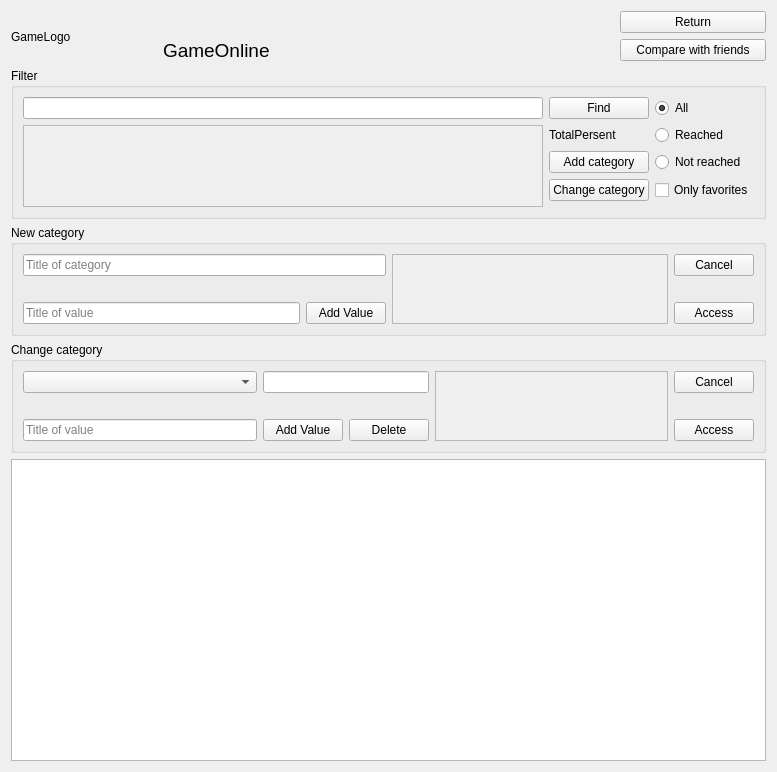
First picture: the form in AraSteamManager/formachievements.ui, repository Arankir/AraSteamManager, before the edit.
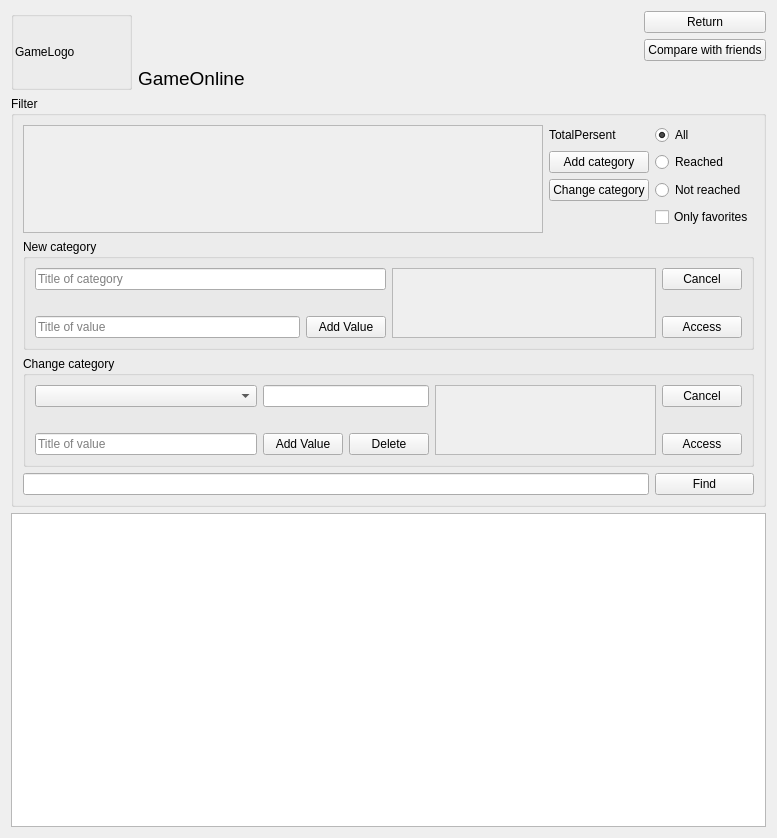
Second picture: the form after the edit.

```diff
--- a/AraSteamManager/formachievements.ui
+++ b/AraSteamManager/formachievements.ui
@@ -7,104 +7,88 @@
     <x>0</x>
     <y>0</y>
     <width>777</width>
-    <height>772</height>
+    <height>838</height>
    </rect>
   </property>
   <property name="windowTitle">
-   <string>Form</string>
+   <string>SteamAchievementsStatistic</string>
   </property>
   <layout class="QGridLayout" name="gridLayout_4">
-   <item row="4" column="0" colspan="5">
-    <widget class="QGroupBox" name="FormAchievementsGroupBoxChangeCategory">
+   <item row="0" column="5">
+    <widget class="QPushButton" name="FormAchievementsButtonReturn">
+     <property name="text">
+      <string>Return</string>
+     </property>
+    </widget>
+   </item>
+   <item row="6" column="0" colspan="6">
+    <widget class="QTableWidget" name="FormAchievementsTableWidgetAchievements"/>
+   </item>
+   <item row="0" column="0" rowspan="3">
+    <widget class="QGroupBox" name="groupBox">
      <property name="title">
-      <string>Change category</string>
+      <string/>
      </property>
-     <layout class="QGridLayout" name="gridLayout_3">
-      <item row="0" column="3" rowspan="3">
-       <widget class="QScrollArea" name="FormAchievementsScrollAreaValuesChangeCategory">
-        <property name="widgetResizable">
-         <bool>true</bool>
-        </property>
-        <widget class="QWidget" name="scrollAreaWidgetContents_3">
-         <property name="geometry">
-          <rect>
-           <x>0</x>
-           <y>0</y>
-           <width>233</width>
-           <height>68</height>
-          </rect>
-         </property>
-        </widget>
-       </widget>
-      </item>
-      <item row="2" column="4">
-       <widget class="QPushButton" name="FormAchievementsButtonAccessChangeCategory">
-        <property name="text">
-         <string>Access</string>
-        </property>
-       </widget>
-      </item>
+     <layout class="QGridLayout" name="gridLayout_5">
+      <property name="sizeConstraint">
+       <enum>QLayout::SetMinimumSize</enum>
+      </property>
+      <property name="leftMargin">
+       <number>1</number>
+      </property>
+      <property name="topMargin">
+       <number>1</number>
+      </property>
+      <property name="rightMargin">
+       <number>1</number>
+      </property>
+      <property name="bottomMargin">
+       <number>1</number>
+      </property>
+      <property name="spacing">
+       <number>1</number>
+      </property>
       <item row="0" column="0">
-       <widget class="QComboBox" name="FormAchievementsComboBoxCategoriesChangeCategory"/>
-      </item>
-      <item row="2" column="1">
-       <widget class="QPushButton" name="FormAchievementsButtonAddValueChangeCategory">
+       <widget class="QLabel" name="FormAchievementsLabelGameLogo">
         <property name="text">
-         <string>Add Value</string>
+         <string>GameLogo</string>
         </property>
        </widget>
       </item>
-      <item row="0" column="4">
-       <widget class="QPushButton" name="FormAchievementsButtonCancelChangeCategory">
-        <property name="text">
-         <string>Cancel</string>
-        </property>
-       </widget>
-      </item>
-      <item row="2" column="0">
-       <widget class="QLineEdit" name="FormAchievementsLineEditTitleValueChangeCategory">
-        <property name="placeholderText">
-         <string>Title of value</string>
-        </property>
-       </widget>
-      </item>
-      <item row="2" column="2">
-       <widget class="QPushButton" name="FormAchievementsButtonDeleteCategory">
-        <property name="text">
-         <string>Delete</string>
-        </property>
-       </widget>
-      </item>
-      <item row="0" column="1" colspan="2">
-       <widget class="QLineEdit" name="FormAchievementsLineEditTitleCategoryChangeCategory"/>
-      </item>
      </layout>
     </widget>
    </item>
-   <item row="2" column="0" colspan="5">
+   <item row="3" column="0" colspan="6">
     <widget class="QGroupBox" name="FormAchievementsGroupBoxFilter">
      <property name="title">
       <string>Filter</string>
      </property>
      <layout class="QGridLayout" name="gridLayout">
-      <item row="0" column="0">
-       <widget class="QLineEdit" name="FormAchievementsLineEditNameAchievements"/>
-      </item>
-      <item row="2" column="2">
-       <widget class="QRadioButton" name="FormAchievementsRadioButtonNotReached">
+      <item row="1" column="1">
+       <widget class="QLabel" name="FormAchievementsLabelTotalPersent">
         <property name="text">
-         <string>Not reached</string>
+         <string>TotalPersent</string>
         </property>
        </widget>
       </item>
-      <item row="2" column="1">
-       <widget class="QPushButton" name="FormAchievementsButtonAddCategory">
-        <property name="text">
-         <string>Add category</string>
+      <item row="1" column="0" rowspan="5">
+       <widget class="QScrollArea" name="FormAchievementsScrollAreaCategories">
+        <property name="widgetResizable">
+         <bool>true</bool>
         </property>
+        <widget class="QWidget" name="scrollAreaWidgetContents">
+         <property name="geometry">
+          <rect>
+           <x>0</x>
+           <y>0</y>
+           <width>537</width>
+           <height>96</height>
+          </rect>
+         </property>
+        </widget>
        </widget>
       </item>
-      <item row="0" column="2">
+      <item row="1" column="2">
        <widget class="QRadioButton" name="FormAchievementsRadioButtonAll">
         <property name="text">
          <string>All</string>
@@ -114,41 +98,148 @@
         </property>
        </widget>
       </item>
-      <item row="0" column="1">
+      <item row="8" column="2">
        <widget class="QPushButton" name="FormAchievementsButtonFindAchievement">
         <property name="text">
          <string>Find</string>
         </property>
        </widget>
       </item>
-      <item row="1" column="0" rowspan="4">
-       <widget class="QScrollArea" name="FormAchievementsScrollAreaCategories">
-        <property name="widgetResizable">
-         <bool>true</bool>
+      <item row="8" column="0" colspan="2">
+       <widget class="QLineEdit" name="FormAchievementsLineEditNameAchievements"/>
+      </item>
+      <item row="6" column="0" colspan="3">
+       <widget class="QGroupBox" name="FormAchievementsGroupBoxAddCategory">
+        <property name="title">
+         <string>New category</string>
         </property>
-        <widget class="QWidget" name="scrollAreaWidgetContents">
-         <property name="geometry">
-          <rect>
-           <x>0</x>
-           <y>0</y>
-           <width>537</width>
-           <height>71</height>
-          </rect>
-         </property>
-        </widget>
+        <layout class="QGridLayout" name="gridLayout_2">
+         <item row="0" column="0" colspan="2">
+          <widget class="QLineEdit" name="FormAchievementsLineEditTitleNewCategory">
+           <property name="placeholderText">
+            <string>Title of category</string>
+           </property>
+          </widget>
+         </item>
+         <item row="0" column="2" rowspan="3">
+          <widget class="QScrollArea" name="FormAchievementsScrollAreaValues">
+           <property name="widgetResizable">
+            <bool>true</bool>
+           </property>
+           <widget class="QWidget" name="scrollAreaWidgetContents_2">
+            <property name="geometry">
+             <rect>
+              <x>0</x>
+              <y>0</y>
+              <width>264</width>
+              <height>68</height>
+             </rect>
+            </property>
+           </widget>
+          </widget>
+         </item>
+         <item row="0" column="3">
+          <widget class="QPushButton" name="FormAchievementsButtonCancelNewCategory">
+           <property name="text">
+            <string>Cancel</string>
+           </property>
+          </widget>
+         </item>
+         <item row="2" column="3">
+          <widget class="QPushButton" name="FormAchievementsButtonAccessNewCategory">
+           <property name="text">
+            <string>Access</string>
+           </property>
+          </widget>
+         </item>
+         <item row="2" column="0">
+          <widget class="QLineEdit" name="FormAchievementsLineEditTitleValueNewCategory">
+           <property name="placeholderText">
+            <string>Title of value</string>
+           </property>
+          </widget>
+         </item>
+         <item row="2" column="1">
+          <widget class="QPushButton" name="FormAchievementsButtonAddValueNewCategory">
+           <property name="text">
+            <string>Add Value</string>
+           </property>
+          </widget>
+         </item>
+        </layout>
        </widget>
       </item>
-      <item row="1" column="2">
-       <widget class="QRadioButton" name="FormAchievementsRadioButtonReached">
-        <property name="text">
-         <string>Reached</string>
+      <item row="7" column="0" colspan="3">
+       <widget class="QGroupBox" name="FormAchievementsGroupBoxChangeCategory">
+        <property name="title">
+         <string>Change category</string>
         </property>
+        <layout class="QGridLayout" name="gridLayout_3">
+         <item row="0" column="3" rowspan="3">
+          <widget class="QScrollArea" name="FormAchievementsScrollAreaValuesChangeCategory">
+           <property name="widgetResizable">
+            <bool>true</bool>
+           </property>
+           <widget class="QWidget" name="scrollAreaWidgetContents_3">
+            <property name="geometry">
+             <rect>
+              <x>0</x>
+              <y>0</y>
+              <width>221</width>
+              <height>68</height>
+             </rect>
+            </property>
+           </widget>
+          </widget>
+         </item>
+         <item row="2" column="4">
+          <widget class="QPushButton" name="FormAchievementsButtonAccessChangeCategory">
+           <property name="text">
+            <string>Access</string>
+           </property>
+          </widget>
+         </item>
+         <item row="0" column="0">
+          <widget class="QComboBox" name="FormAchievementsComboBoxCategoriesChangeCategory"/>
+         </item>
+         <item row="2" column="1">
+          <widget class="QPushButton" name="FormAchievementsButtonAddValueChangeCategory">
+           <property name="text">
+            <string>Add Value</string>
+           </property>
+          </widget>
+         </item>
+         <item row="0" column="4">
+          <widget class="QPushButton" name="FormAchievementsButtonCancelChangeCategory">
+           <property name="text">
+            <string>Cancel</string>
+           </property>
+          </widget>
+         </item>
+         <item row="2" column="0">
+          <widget class="QLineEdit" name="FormAchievementsLineEditTitleValueChangeCategory">
+           <property name="placeholderText">
+            <string>Title of value</string>
+           </property>
+          </widget>
+         </item>
+         <item row="2" column="2">
+          <widget class="QPushButton" name="FormAchievementsButtonDeleteCategory">
+           <property name="text">
+            <string>Delete</string>
+           </property>
+          </widget>
+         </item>
+         <item row="0" column="1" colspan="2">
+          <widget class="QLineEdit" name="FormAchievementsLineEditTitleCategoryChangeCategory"/>
+         </item>
+        </layout>
        </widget>
       </item>
-      <item row="1" column="1">
-       <widget class="QLabel" name="FormAchievementsLabelTotalPersent">
+      <item row="2" column="1">
+       <widget class="QPushButton" name="FormAchievementsButtonAddCategory">
         <property name="text">
-         <string>TotalPersent</string>
+         <string>Add category</string>
         </property>
        </widget>
       </item>
@@ -159,7 +250,21 @@
         </property>
        </widget>
       </item>
+      <item row="2" column="2">
+       <widget class="QRadioButton" name="FormAchievementsRadioButtonReached">
+        <property name="text">
+         <string>Reached</string>
+        </property>
+       </widget>
+      </item>
       <item row="3" column="2">
+       <widget class="QRadioButton" name="FormAchievementsRadioButtonNotReached">
+        <property name="text">
+         <string>Not reached</string>
+        </property>
+       </widget>
+      </item>
+      <item row="4" column="2">
        <widget class="QCheckBox" name="FormAchievementsCheckBoxFavorites">
         <property name="text">
          <string>Only favorites</string>
@@ -169,68 +274,14 @@
      </layout>
     </widget>
    </item>
-   <item row="3" column="0" colspan="5">
-    <widget class="QGroupBox" name="FormAchievementsGroupBoxAddCategory">
-     <property name="title">
-      <string>New category</string>
+   <item row="1" column="5">
+    <widget class="QPushButton" name="FormAchievementsButtonCompare">
+     <property name="text">
+      <string>Compare with friends</string>
      </property>
-     <layout class="QGridLayout" name="gridLayout_2">
-      <item row="0" column="0" colspan="2">
-       <widget class="QLineEdit" name="FormAchievementsLineEditTitleNewCategory">
-        <property name="placeholderText">
-         <string>Title of category</string>
-        </property>
-       </widget>
-      </item>
-      <item row="0" column="2" rowspan="3">
-       <widget class="QScrollArea" name="FormAchievementsScrollAreaValues">
-        <property name="widgetResizable">
-         <bool>true</bool>
-        </property>
-        <widget class="QWidget" name="scrollAreaWidgetContents_2">
-         <property name="geometry">
-          <rect>
-           <x>0</x>
-           <y>0</y>
-           <width>276</width>
-           <height>68</height>
-          </rect>
-         </property>
-        </widget>
-       </widget>
-      </item>
-      <item row="0" column="3">
-       <widget class="QPushButton" name="FormAchievementsButtonCancelNewCategory">
-        <property name="text">
-         <string>Cancel</string>
-        </property>
-       </widget>
-      </item>
-      <item row="2" column="3">
-       <widget class="QPushButton" name="FormAchievementsButtonAccessNewCategory">
-        <property name="text">
-         <string>Access</string>
-        </property>
-       </widget>
-      </item>
-      <item row="2" column="0">
-       <widget class="QLineEdit" name="FormAchievementsLineEditTitleValueNewCategory">
-        <property name="placeholderText">
-         <string>Title of value</string>
-        </property>
-       </widget>
-      </item>
-      <item row="2" column="1">
-       <widget class="QPushButton" name="FormAchievementsButtonAddValueNewCategory">
-        <property name="text">
-         <string>Add Value</string>
-        </property>
-       </widget>
-      </item>
-     </layout>
     </widget>
    </item>
-   <item row="1" column="1">
+   <item row="2" column="1">
     <widget class="QLabel" name="FormAchievementsLabelGameOnline">
      <property name="font">
       <font>
@@ -242,30 +293,6 @@
      </property>
     </widget>
    </item>
-   <item row="5" column="0" colspan="5">
-    <widget class="QTableWidget" name="FormAchievementsTableWidgetAchievements"/>
-   </item>
-   <item row="0" column="4">
-    <widget class="QPushButton" name="FormAchievementsButtonReturn">
-     <property name="text">
-      <string>Return</string>
-     </property>
-    </widget>
-   </item>
-   <item row="1" column="4">
-    <widget class="QPushButton" name="FormAchievementsButtonCompare">
-     <property name="text">
-      <string>Compare with friends</string>
-     </property>
-    </widget>
-   </item>
-   <item row="0" column="0" rowspan="2">
-    <widget class="QLabel" name="FormAchievementsLabelGameLogo">
-     <property name="text">
-      <string>GameLogo</string>
-     </property>
-    </widget>
-   </item>
   </layout>
  </widget>
  <resources/>
```
